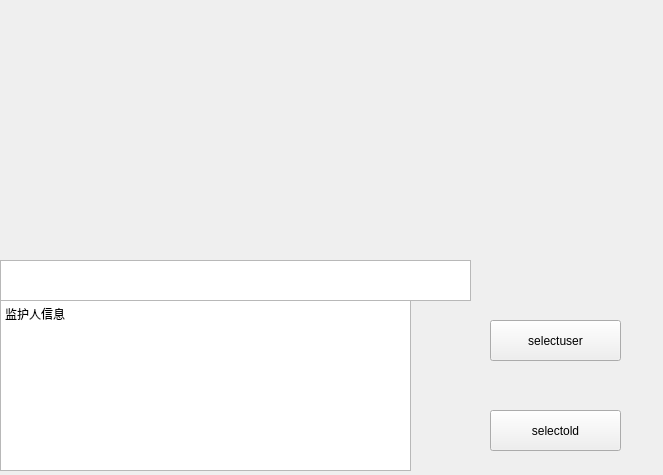
This is myqt/untitled.ui in shao0099876/Embedded-System-Project as Qt 5 draws it before an edit. The edited form follows.
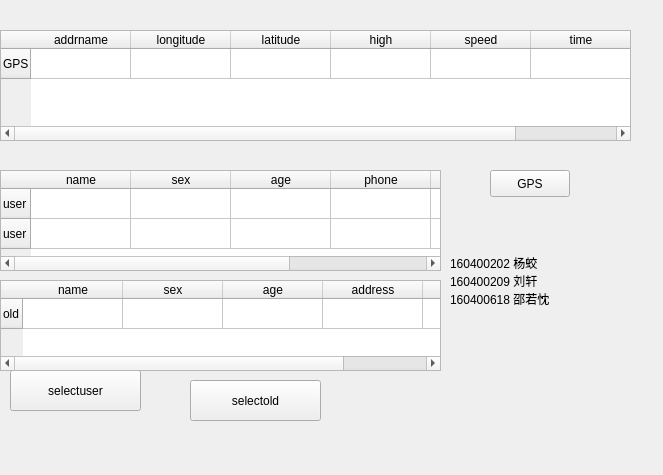
This is the edited form.

What changed in the file:
```diff
--- a/myqt/untitled.ui
+++ b/myqt/untitled.ui
@@ -15,8 +15,8 @@
   <widget class="QPushButton" name="pushButton" >
    <property name="geometry" >
     <rect>
-     <x>490</x>
-     <y>320</y>
+     <x>10</x>
+     <y>370</y>
      <width>131</width>
      <height>41</height>
     </rect>
@@ -25,28 +25,11 @@
     <string>selectuser</string>
    </property>
   </widget>
-  <widget class="QTextEdit" name="textEdit" >
-   <property name="geometry" >
-    <rect>
-     <x>0</x>
-     <y>300</y>
-     <width>411</width>
-     <height>171</height>
-    </rect>
-   </property>
-   <property name="html" >
-    <string>&lt;!DOCTYPE HTML PUBLIC "-//W3C//DTD HTML 4.0//EN" "http://www.w3.org/TR/REC-html40/strict.dtd">
-&lt;html>&lt;head>&lt;meta name="qrichtext" content="1" />&lt;style type="text/css">
-p, li { white-space: pre-wrap; }
-&lt;/style>&lt;/head>&lt;body style=" font-family:'文鼎PL细上海宋Uni'; font-size:18pt; font-weight:400; font-style:normal;">
-&lt;p style=" margin-top:0px; margin-bottom:0px; margin-left:0px; margin-right:0px; -qt-block-indent:0; text-indent:0px; font-family:'Bitstream Charter'; font-size:9pt;">监护人信息&lt;/p>&lt;/body>&lt;/html></string>
-   </property>
-  </widget>
   <widget class="QPushButton" name="pushButton_2" >
    <property name="geometry" >
     <rect>
-     <x>490</x>
-     <y>410</y>
+     <x>190</x>
+     <y>380</y>
      <width>131</width>
      <height>41</height>
     </rect>
@@ -55,15 +38,168 @@
     <string>selectold</string>
    </property>
   </widget>
-  <widget class="QTextEdit" name="textEdit_2" >
+  <widget class="QLabel" name="label" >
    <property name="geometry" >
     <rect>
+     <x>450</x>
+     <y>230</y>
+     <width>171</width>
+     <height>101</height>
+    </rect>
+   </property>
+   <property name="text" >
+    <string>160400202 杨蛟
+160400209 刘轩
+160400618 邵若忱</string>
+   </property>
+  </widget>
+  <widget class="QTableWidget" name="oldtable" >
+   <property name="geometry" >
+    <rect>
      <x>0</x>
-     <y>260</y>
-     <width>471</width>
-     <height>41</height>
+     <y>280</y>
+     <width>441</width>
+     <height>91</height>
     </rect>
    </property>
+   <row>
+    <property name="text" >
+     <string>old</string>
+    </property>
+   </row>
+   <column>
+    <property name="text" >
+     <string>name</string>
+    </property>
+   </column>
+   <column>
+    <property name="text" >
+     <string>sex</string>
+    </property>
+   </column>
+   <column>
+    <property name="text" >
+     <string>age</string>
+    </property>
+   </column>
+   <column>
+    <property name="text" >
+     <string>address</string>
+    </property>
+   </column>
+   <column>
+    <property name="text" >
+     <string>state</string>
+    </property>
+   </column>
+  </widget>
+  <widget class="QTableWidget" name="usertable" >
+   <property name="geometry" >
+    <rect>
+     <x>0</x>
+     <y>170</y>
+     <width>441</width>
+     <height>101</height>
+    </rect>
+   </property>
+   <row>
+    <property name="text" >
+     <string>user</string>
+    </property>
+   </row>
+   <row>
+    <property name="text" >
+     <string>user</string>
+    </property>
+   </row>
+   <column>
+    <property name="text" >
+     <string>name</string>
+    </property>
+   </column>
+   <column>
+    <property name="text" >
+     <string>sex</string>
+    </property>
+   </column>
+   <column>
+    <property name="text" >
+     <string>age</string>
+    </property>
+   </column>
+   <column>
+    <property name="text" >
+     <string>phone</string>
+    </property>
+   </column>
+   <column>
+    <property name="text" >
+     <string>addres</string>
+    </property>
+   </column>
+   <column>
+    <property name="text" >
+     <string>relation</string>
+    </property>
+   </column>
+  </widget>
+  <widget class="QPushButton" name="pushButton_4" >
+   <property name="geometry" >
+    <rect>
+     <x>490</x>
+     <y>170</y>
+     <width>80</width>
+     <height>27</height>
+    </rect>
+   </property>
+   <property name="text" >
+    <string>GPS</string>
+   </property>
+  </widget>
+  <widget class="QTableWidget" name="tableWidget" >
+   <property name="geometry" >
+    <rect>
+     <x>0</x>
+     <y>30</y>
+     <width>631</width>
+     <height>111</height>
+    </rect>
+   </property>
+   <row>
+    <property name="text" >
+     <string>GPS</string>
+    </property>
+   </row>
+   <column>
+    <property name="text" >
+     <string>addrname</string>
+    </property>
+   </column>
+   <column>
+    <property name="text" >
+     <string>longitude</string>
+    </property>
+   </column>
+   <column>
+    <property name="text" >
+     <string>latitude</string>
+    </property>
+   </column>
+   <column>
+    <property name="text" >
+     <string>high</string>
+    </property>
+   </column>
+   <column>
+    <property name="text" >
+     <string>speed</string>
+    </property>
+   </column>
+   <column>
+    <property name="text" >
+     <string>time</string>
+    </property>
+   </column>
   </widget>
  </widget>
  <resources/>
```
